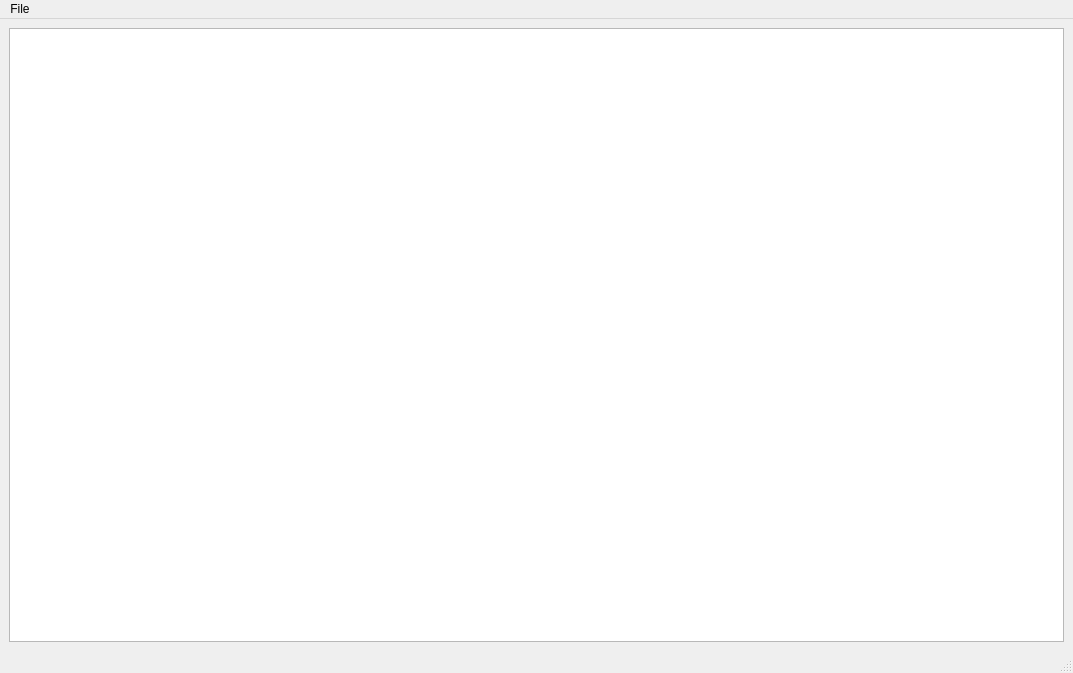
First picture: the form in mainwindow.ui, repository RoyalBlue1/FrontierEditor, before the edit.
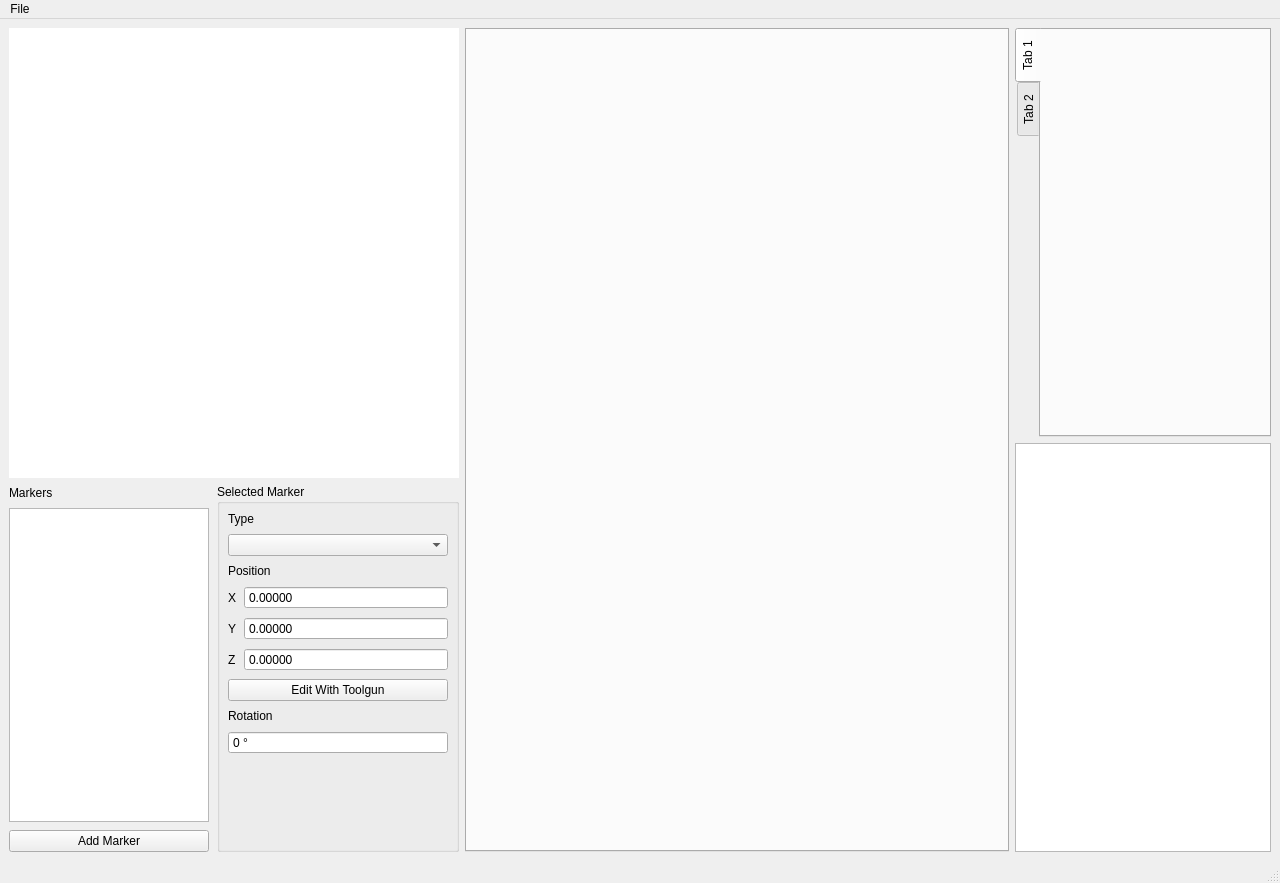
Second picture: the form after the edit. Custom widgets are drawn as their Qt base class.

Commit message:
Add Minimap support (#1)
* added Project

* added link to used library in readme

* remove old header

* feat: Add MapMarker class

* feat: Add assets and update .gitignore

* feat: Add Minimap

MapMarker holds marker data and conversion from game to 2d coords
PositionModel is the container class for lists in UI and program
MinimapGraphicsView handles drawing to QGraphicsView

* chore(spelling): Entitys -> entities

* chore(spelling): Entitys -> entities

What changed in the file:
```diff
--- a/mainwindow.ui
+++ b/mainwindow.ui
@@ -6,17 +6,347 @@
    <rect>
     <x>0</x>
     <y>0</y>
-    <width>1073</width>
-    <height>673</height>
+    <width>1280</width>
+    <height>883</height>
    </rect>
   </property>
   <property name="windowTitle">
    <string>MainWindow</string>
   </property>
   <widget class="QWidget" name="centralwidget">
-   <layout class="QGridLayout" name="gridLayout">
-    <item row="0" column="0">
-     <widget class="QGraphicsView" name="graphicsView"/>
+   <layout class="QHBoxLayout" name="horizontalLayout">
+    <item>
+     <layout class="QVBoxLayout" name="verticalLayout">
+      <item>
+       <widget class="MinimapGraphicsView" name="minimapGraphicsView">
+        <property name="sizePolicy">
+         <sizepolicy hsizetype="Fixed" vsizetype="Fixed">
+          <horstretch>0</horstretch>
+          <verstretch>0</verstretch>
+         </sizepolicy>
+        </property>
+        <property name="minimumSize">
+         <size>
+          <width>450</width>
+          <height>450</height>
+         </size>
+        </property>
+        <property name="frameShape">
+         <enum>QFrame::NoFrame</enum>
+        </property>
+       </widget>
+      </item>
+      <item>
+       <layout class="QHBoxLayout" name="horizontalLayout_2">
+        <property name="spacing">
+         <number>8</number>
+        </property>
+        <item>
+         <layout class="QVBoxLayout" name="verticalLayout_4">
+          <property name="spacing">
+           <number>8</number>
+          </property>
+          <property name="topMargin">
+           <number>2</number>
+          </property>
+          <item>
+           <widget class="QLabel" name="label_6">
+            <property name="text">
+             <string>Markers</string>
+            </property>
+           </widget>
+          </item>
+          <item>
+           <widget class="QListView" name="markerListView">
+            <property name="maximumSize">
+             <size>
+              <width>200</width>
+              <height>16777215</height>
+             </size>
+            </property>
+            <property name="font">
+             <font>
+              <pointsize>9</pointsize>
+             </font>
+            </property>
+            <property name="editTriggers">
+             <set>QAbstractItemView::NoEditTriggers</set>
+            </property>
+            <property name="selectionMode">
+             <enum>QAbstractItemView::ExtendedSelection</enum>
+            </property>
+           </widget>
+          </item>
+          <item>
+           <widget class="QPushButton" name="addMarkerButton">
+            <property name="text">
+             <string>Add Marker</string>
+            </property>
+           </widget>
+          </item>
+         </layout>
+        </item>
+        <item>
+         <widget class="QGroupBox" name="markerGroupBox">
+          <property name="title">
+           <string>Selected Marker</string>
+          </property>
+          <layout class="QVBoxLayout" name="verticalLayout_6">
+           <property name="leftMargin">
+            <number>0</number>
+           </property>
+           <property name="topMargin">
+            <number>0</number>
+           </property>
+           <property name="rightMargin">
+            <number>0</number>
+           </property>
+           <property name="bottomMargin">
+            <number>0</number>
+           </property>
+           <item>
+            <layout class="QVBoxLayout" name="verticalLayout_5">
+             <property name="spacing">
+              <number>8</number>
+             </property>
+             <property name="leftMargin">
+              <number>8</number>
+             </property>
+             <property name="topMargin">
+              <number>8</number>
+             </property>
+             <property name="rightMargin">
+              <number>8</number>
+             </property>
+             <property name="bottomMargin">
+              <number>8</number>
+             </property>
+             <item>
+              <widget class="QLabel" name="label">
+               <property name="sizePolicy">
+                <sizepolicy hsizetype="Fixed" vsizetype="Fixed">
+                 <horstretch>0</horstretch>
+                 <verstretch>0</verstretch>
+                </sizepolicy>
+               </property>
+               <property name="text">
+                <string>Type</string>
+               </property>
+              </widget>
+             </item>
+             <item>
+              <widget class="QComboBox" name="typeComboBox"/>
+             </item>
+             <item>
+              <widget class="QLabel" name="label_2">
+               <property name="sizePolicy">
+                <sizepolicy hsizetype="Fixed" vsizetype="Fixed">
+                 <horstretch>0</horstretch>
+                 <verstretch>0</verstretch>
+                </sizepolicy>
+               </property>
+               <property name="text">
+                <string>Position</string>
+               </property>
+              </widget>
+             </item>
+             <item>
+              <layout class="QGridLayout" name="gridLayout">
+               <item row="0" column="1">
+                <widget class="QDoubleSpinBox" name="xCoordSpinBox">
+                 <property name="sizePolicy">
+                  <sizepolicy hsizetype="Expanding" vsizetype="Fixed">
+                   <horstretch>0</horstretch>
+                   <verstretch>0</verstretch>
+                  </sizepolicy>
+                 </property>
+                 <property name="buttonSymbols">
+                  <enum>QAbstractSpinBox::NoButtons</enum>
+                 </property>
+                 <property name="decimals">
+                  <number>5</number>
+                 </property>
+                 <property name="minimum">
+                  <double>-1000000.000000000000000</double>
+                 </property>
+                 <property name="maximum">
+                  <double>1000000.000000000000000</double>
+                 </property>
+                </widget>
+               </item>
+               <item row="2" column="1">
+                <widget class="QDoubleSpinBox" name="zCoordSpinBox">
+                 <property name="sizePolicy">
+                  <sizepolicy hsizetype="Expanding" vsizetype="Fixed">
+                   <horstretch>0</horstretch>
+                   <verstretch>0</verstretch>
+                  </sizepolicy>
+                 </property>
+                 <property name="buttonSymbols">
+                  <enum>QAbstractSpinBox::NoButtons</enum>
+                 </property>
+                 <property name="decimals">
+                  <number>5</number>
+                 </property>
+                 <property name="minimum">
+                  <double>-1000000.000000000000000</double>
+                 </property>
+                 <property name="maximum">
+                  <double>1000000.000000000000000</double>
+                 </property>
+                </widget>
+               </item>
+               <item row="1" column="1">
+                <widget class="QDoubleSpinBox" name="yCoordSpinBox">
+                 <property name="sizePolicy">
+                  <sizepolicy hsizetype="Expanding" vsizetype="Fixed">
+                   <horstretch>0</horstretch>
+                   <verstretch>0</verstretch>
+                  </sizepolicy>
+                 </property>
+                 <property name="buttonSymbols">
+                  <enum>QAbstractSpinBox::NoButtons</enum>
+                 </property>
+                 <property name="decimals">
+                  <number>5</number>
+                 </property>
+                 <property name="minimum">
+                  <double>-1000000.000000000000000</double>
+                 </property>
+                 <property name="maximum">
+                  <double>1000000.000000000000000</double>
+                 </property>
+                </widget>
+               </item>
+               <item row="0" column="0">
+                <widget class="QLabel" name="label_4">
+                 <property name="text">
+                  <string>X</string>
+                 </property>
+                </widget>
+               </item>
+               <item row="1" column="0">
+                <widget class="QLabel" name="label_5">
+                 <property name="text">
+                  <string>Y</string>
+                 </property>
+                </widget>
+               </item>
+               <item row="2" column="0">
+                <widget class="QLabel" name="label_7">
+                 <property name="text">
+                  <string>Z</string>
+                 </property>
+                </widget>
+               </item>
+              </layout>
+             </item>
+             <item>
+              <widget class="QPushButton" name="toolgunButton">
+               <property name="sizePolicy">
+                <sizepolicy hsizetype="Preferred" vsizetype="Fixed">
+                 <horstretch>0</horstretch>
+                 <verstretch>0</verstretch>
+                </sizepolicy>
+               </property>
+               <property name="text">
+                <string>Edit With Toolgun</string>
+               </property>
+              </widget>
+             </item>
+             <item>
+              <widget class="QLabel" name="label_3">
+               <property name="text">
+                <string>Rotation</string>
+               </property>
+              </widget>
+             </item>
+             <item>
+              <widget class="QSpinBox" name="rotationSpinBox">
+               <property name="buttonSymbols">
+                <enum>QAbstractSpinBox::NoButtons</enum>
+               </property>
+               <property name="suffix">
+                <string notr="true"> °</string>
+               </property>
+               <property name="maximum">
+                <number>360</number>
+               </property>
+              </widget>
+             </item>
+             <item>
+              <spacer name="verticalSpacer">
+               <property name="orientation">
+                <enum>Qt::Vertical</enum>
+               </property>
+               <property name="sizeHint" stdset="0">
+                <size>
+                 <width>20</width>
+                 <height>40</height>
+                </size>
+               </property>
+              </spacer>
+             </item>
+            </layout>
+           </item>
+          </layout>
+         </widget>
+        </item>
+       </layout>
+      </item>
+     </layout>
+    </item>
+    <item>
+     <widget class="QTabWidget" name="waveTabs">
+      <property name="sizePolicy">
+       <sizepolicy hsizetype="Expanding" vsizetype="Expanding">
+        <horstretch>2</horstretch>
+        <verstretch>0</verstretch>
+       </sizepolicy>
+      </property>
+      <property name="minimumSize">
+       <size>
+        <width>512</width>
+        <height>512</height>
+       </size>
+      </property>
+      <property name="tabShape">
+       <enum>QTabWidget::Rounded</enum>
+      </property>
+      <property name="currentIndex">
+       <number>-1</number>
+      </property>
+     </widget>
+    </item>
+    <item>
+     <layout class="QVBoxLayout" name="verticalLayout_2">
+      <item>
+       <widget class="QTabWidget" name="tabWidget">
+        <property name="sizePolicy">
+         <sizepolicy hsizetype="Expanding" vsizetype="Expanding">
+          <horstretch>1</horstretch>
+          <verstretch>0</verstretch>
+         </sizepolicy>
+        </property>
+        <property name="tabPosition">
+         <enum>QTabWidget::West</enum>
+        </property>
+        <widget class="QWidget" name="tab">
+         <attribute name="title">
+          <string>Tab 1</string>
+         </attribute>
+        </widget>
+        <widget class="QWidget" name="tab_2">
+         <attribute name="title">
+          <string>Tab 2</string>
+         </attribute>
+        </widget>
+       </widget>
+      </item>
+      <item>
+       <widget class="QListWidget" name="listWidget"/>
+      </item>
+     </layout>
     </item>
    </layout>
   </widget>
@@ -25,8 +355,8 @@
     <rect>
      <x>0</x>
      <y>0</y>
-     <width>1073</width>
-     <height>21</height>
+     <width>1280</width>
+     <height>25</height>
     </rect>
    </property>
    <widget class="QMenu" name="menuFile">
@@ -62,6 +392,13 @@
    </property>
   </action>
  </widget>
+ <customwidgets>
+  <customwidget>
+   <class>MinimapGraphicsView</class>
+   <extends>QGraphicsView</extends>
+   <header location="global">minimapgraphicsview.h</header>
+  </customwidget>
+ </customwidgets>
  <resources/>
  <connections/>
 </ui>
```
Left out of the diff: 2 changed lines with no effect on the pictures. The commit also changes 84 other files.
